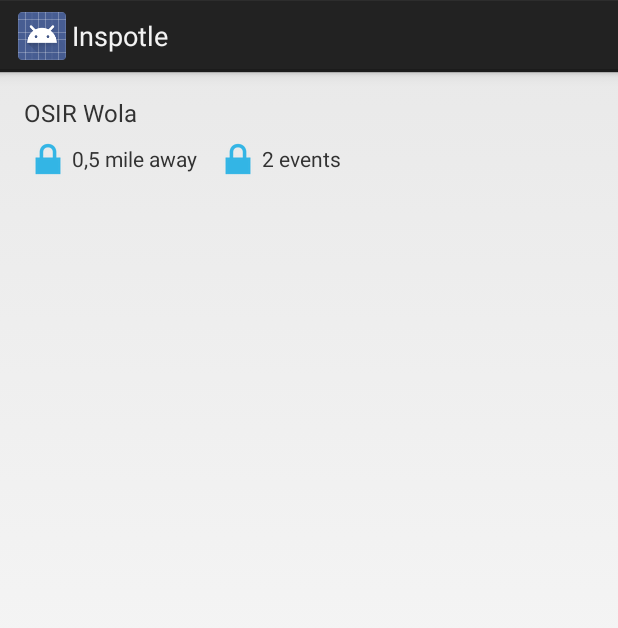
After one commit to siemionides/inspotle, an Android app: the layout spot_item.xml on its own in the app's theme, with its tools: preview values and no code run, on a phone screen of 412 x 824 dp. The commit adds this screen. Shown: the top 628 px of the screen. Run offline under Robolectric (Android 15) with nearby library versions, the phone set to English and light mode, and no system bars.

Commit message:
- added list of spots retrieved from API - changed some API requests

```diff
--- a/app/src/main/java/com/siemionczyk/inspotle/events/SpotsResponseEvent.java
+++ b/app/src/main/java/com/siemionczyk/inspotle/events/SpotsResponseEvent.java
@@ -1,7 +1,6 @@
 package com.siemionczyk.inspotle.events;
 
 import com.siemionczyk.inspotle.model.Spot;
-import com.siemionczyk.inspotle.model.Spots;
 
 import java.util.List;
 
--- a/app/src/main/java/com/siemionczyk/inspotle/model/Spot.java
+++ b/app/src/main/java/com/siemionczyk/inspotle/model/Spot.java
@@ -1,6 +1,8 @@
 package com.siemionczyk.inspotle.model;
 
 import com.google.android.gms.maps.model.LatLng;
+
+import java.util.List;
 
 import lombok.Value;
 
@@ -19,6 +21,7 @@ public class Spot {
     String post_code;
     String city;
     String country;
+    List<Event> events;
 
 
     public LatLng getLatLng(){
--- /dev/null
+++ b/app/src/main/res/layout/spot_item.xml
@@ -0,0 +1,68 @@
+<?xml version="1.0" encoding="utf-8"?>
+<LinearLayout xmlns:android="http://schemas.android.com/apk/res/android"
+    android:layout_width="match_parent"
+    android:layout_height="wrap_content"
+    android:orientation="vertical"
+    android:paddingBottom="@dimen/activity_vertical_margin"
+    android:paddingLeft="@dimen/activity_horizontal_margin"
+    android:paddingRight="@dimen/activity_horizontal_margin"
+    android:paddingTop="@dimen/activity_vertical_margin">
+
+    <TextView
+        android:id="@+id/tv_spot_name"
+        android:layout_width="wrap_content"
+        android:layout_height="wrap_content"
+        android:layout_marginBottom="4dp"
+        android:text="OSIR Wola"
+        android:textSize="16dp" />
+
+    <LinearLayout
+        android:layout_width="match_parent"
+        android:layout_height="wrap_content"
+        android:gravity="center_vertical"
+        android:orientation="horizontal">
+
+        <LinearLayout
+            android:layout_width="0dp"
+            android:layout_height="wrap_content"
+            android:layout_weight="1"
+            android:orientation="horizontal">
+
+            <ImageView
+                android:layout_width="wrap_content"
+                android:layout_gravity="center"
+                android:layout_height="wrap_content"
+                android:src="@android:drawable/ic_lock_lock" />
+
+            <TextView
+                android:layout_gravity="center"
+                android:id="@+id/tv_distance_from"
+                android:layout_width="match_parent"
+                android:layout_height="wrap_content"
+                android:text="0,5 mile away" />
+
+        </LinearLayout>
+
+        <LinearLayout
+            android:layout_width="0dp"
+            android:layout_height="wrap_content"
+            android:layout_weight="2"
+            android:orientation="horizontal">
+
+            <ImageView
+                android:layout_width="wrap_content"
+                android:layout_gravity="center"
+                android:layout_height="wrap_content"
+                android:src="@android:drawable/ic_lock_lock" />
+
+            <TextView
+                android:layout_gravity="center"
+                android:id="@+id/tv_events_nr"
+                android:layout_width="match_parent"
+                android:layout_height="wrap_content"
+                android:text="2 events" />
+        </LinearLayout>
+
+    </LinearLayout>
+
+</LinearLayout>
--- a/app/src/main/res/values/strings.xml
+++ b/app/src/main/res/values/strings.xml
@@ -13,4 +13,10 @@
     <string name="action_settings">Settings</string>
     <string name="action_sign_out">Sign out</string>
 
+    <plurals name="numberOfEvents">
+        <item quantity="zero">0 events</item>
+        <item quantity="one">%d event</item>
+        <item quantity="other">%d events</item>
+    </plurals>
+
 </resources>
```
Also changed, not shown: app/src/main/java/com/siemionczyk/inspotle/adapters/SpotsAdapter.java (added, +70 -0 lines), app/src/main/java/com/siemionczyk/inspotle/api/InspotleApi.java (+6 -4 lines), app/src/main/java/com/siemionczyk/inspotle/api/InspotleApiClient.java (+7 -8 lines), app/src/main/java/com/siemionczyk/inspotle/fragments/SpotsFragment.java (+60 -4 lines), app/src/main/java/com/siemionczyk/inspotle/fragments/SpotsListFragment.java (+54 -0 lines), app/src/main/java/com/siemionczyk/inspotle/fragments/SpotsMapFragment.java (+30 -10 lines), app/src/main/java/com/siemionczyk/inspotle/model/Activities.java (deleted, +0 -14 lines), app/src/main/java/com/siemionczyk/inspotle/model/Event.java (added, +18 -0 lines), app/src/main/java/com/siemionczyk/inspotle/model/User.java (renamed from app/src/main/java/com/siemionczyk/inspotle/model/Spots.java, +3 -4 lines), app/src/main/res/layout/fragment_spots_list.xml (+4 -4 lines), app/src/main/res/layout/fragment_spots_map.xml (+8 -3 lines).
